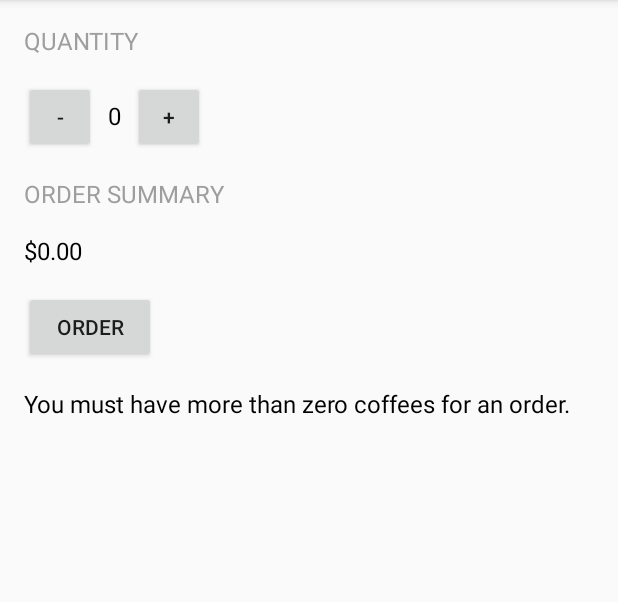
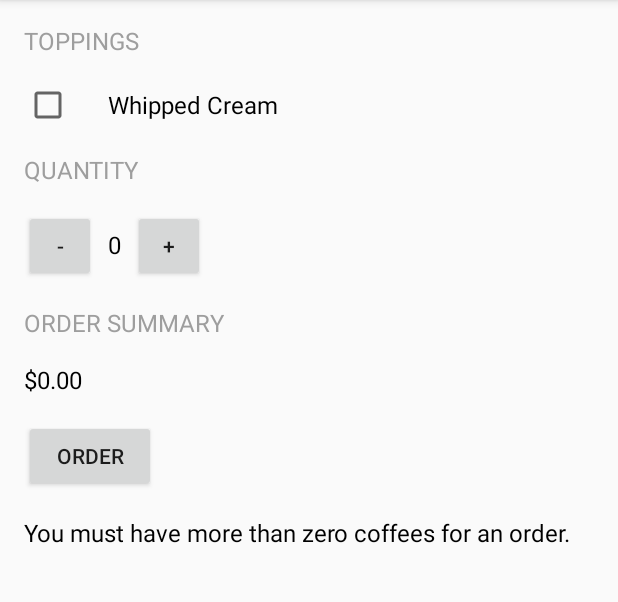
Before and after one commit to NegaAshley/JustJava, an Android app: the screen it shows after launch (MainActivity), after a tap on "ORDER", on a phone screen of 412 x 824 dp, the part 84-686 px from its top. Run offline under Robolectric (Android 15) with nearby library versions, the phone set to English and light mode, and no system bars; 1 other tap on this screen came first.

Commit message:
Added scrollability and whipped cream options.

```diff
--- a/app/src/main/java/com/example/android/justjava/MainActivity.java
+++ b/app/src/main/java/com/example/android/justjava/MainActivity.java
@@ -3,16 +3,19 @@ package com.example.android.justjava;
 import android.os.Bundle;
 import android.support.v7.app.AppCompatActivity;
 import android.view.View;
+import android.widget.CheckBox;
 import android.widget.TextView;
+
 import java.text.NumberFormat;
 
 /**
  * This app displays an order form to order coffee.
  */
 public class MainActivity extends AppCompatActivity {
-    int quantity = 0;
-    double coffeePrice = 2.00;
-    double total = 0;
+    private int quantity = 0;
+    private double coffeePrice = 2.00;
+    private double total = 0;
+    private boolean hasWhippedCream = false;
 
     @Override
     protected void onCreate(Bundle savedInstanceState) {
@@ -70,6 +73,9 @@ public class MainActivity extends AppCompatActivity {
 
     public void resetToStart(){
         quantity = 0;
+        CheckBox whippedCreamCheckBox = (CheckBox) findViewById(R.id.whipped_cream_checkbox);
+        whippedCreamCheckBox.setChecked(false);
+        hasWhippedCream = false;
         calculatePrice();
     }
 
@@ -93,7 +99,16 @@ public class MainActivity extends AppCompatActivity {
             return;
         }
         givenText = "Name: Kaptain Kunal\nQuantity: " + quantity + "\nTotal: " +
-                NumberFormat.getCurrencyInstance().format(total) + "\nThank you!";
+                NumberFormat.getCurrencyInstance().format(total) + "\nWhipped Cream: " +
+                hasWhippedCream + "\nThank you!";
         thanksTextView.setText(givenText);
     }
+
+    /*
+    Adds whipped cream to order when checkbox is checked.
+     */
+    public void addWhippedCream(View view){
+        CheckBox whippedCreamCheckBox = (CheckBox) findViewById(R.id.whipped_cream_checkbox);
+        hasWhippedCream = (whippedCreamCheckBox.isChecked());
+    }
 }
--- a/app/src/main/res/layout/activity_main.xml
+++ b/app/src/main/res/layout/activity_main.xml
@@ -1,5 +1,11 @@
-<LinearLayout xmlns:android="http://schemas.android.com/apk/res/android"
+<ScrollView xmlns:android="http://schemas.android.com/apk/res/android"
     xmlns:tools="http://schemas.android.com/tools"
+    android:layout_width="match_parent"
+    android:layout_height="match_parent"
+    android:fillViewport="true"
+>
+
+    <LinearLayout
         android:layout_width="match_parent"
         android:layout_height="match_parent"
         android:paddingBottom="@dimen/activity_vertical_margin"
@@ -14,6 +20,28 @@
                 android:layout_height="wrap_content"
                 android:textColor="#9E9E9E"
                 android:textSize="16sp"
+                android:text="Toppings"
+                android:textAllCaps="true"
+        />
+
+         <CheckBox
+            android:id="@+id/whipped_cream_checkbox"
+            android:layout_width="wrap_content"
+            android:layout_height="wrap_content"
+            android:text="Whipped Cream"
+            android:layout_marginTop="16dp"
+            android:paddingLeft="24dp"
+            android:textSize="16sp"
+            android:onClick="addWhippedCream"
+         />
+
+
+        <TextView
+            android:layout_width="wrap_content"
+            android:layout_height="wrap_content"
+            android:textColor="#9E9E9E"
+            android:textSize="16sp"
+            android:paddingTop="16dp"
             android:text="Quantity"
             android:textAllCaps="true"
         />
@@ -93,6 +121,6 @@
             android:text=""
         />
 
+    </LinearLayout>
 
-
-</LinearLayout>
+</ScrollView>
--- a/build.gradle
+++ b/build.gradle
@@ -7,7 +7,7 @@ buildscript {
         jcenter()
     }
     dependencies {
-        classpath 'com.android.tools.build:gradle:3.1.0'
+        classpath 'com.android.tools.build:gradle:3.1.1'
 
 
         // NOTE: Do not place your application dependencies here; they belong
```
Lines whose indentation alone changed are shown as unchanged.
